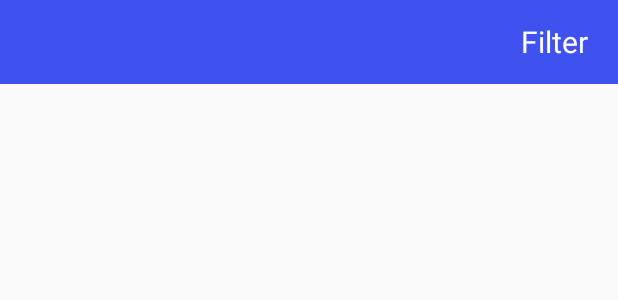
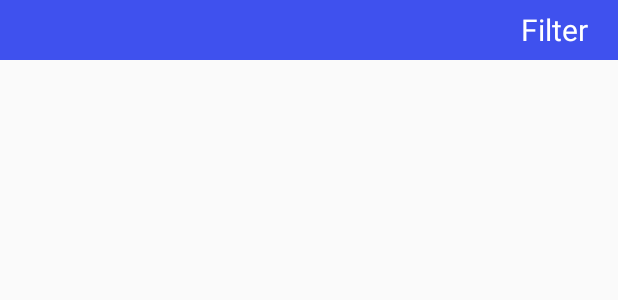
Before and after one commit to JolinZhang/Cartopia, an Android app: the layout buy_tool_bar.xml on its own in the app's theme, with its tools: preview values and no code run, on a phone screen of 412 x 824 dp. Shown: the top 300 px of the screen. Run offline under Robolectric (Android 15) with nearby library versions, the phone set to English and light mode, and no system bars.

Commit message:
action bar change

```diff
--- a/app/src/main/java/com/example/jonelezhang/cartopia/Buy.java
+++ b/app/src/main/java/com/example/jonelezhang/cartopia/Buy.java
@@ -113,8 +113,6 @@ public class Buy extends AppCompatActivity {
                 }else{
                     mDrawerLayout.openDrawer(Gravity.LEFT);
                 }
-//                // Set the adapter for the list view
-//                mDrawerList.setAdapter(new DrawerListAdapter(Buy.this, mNavItems));
 
 //                // Set the list's click listener
 //                mDrawerList.setOnItemClickListener(new AdapterView.OnItemClickListener() {
--- a/app/src/main/res/layout/buy_tool_bar.xml
+++ b/app/src/main/res/layout/buy_tool_bar.xml
@@ -2,9 +2,8 @@
 <android.support.v7.widget.Toolbar
     xmlns:android="http://schemas.android.com/apk/res/android"
     android:layout_width="match_parent"
-    android:layout_height="wrap_content"
+    android:layout_height="40dp"
     android:background="@color/ColorPrimary"
-    android:minHeight="?attr/actionBarSize"
     android:id="@+id/buytoolbar"
     >
 
```
